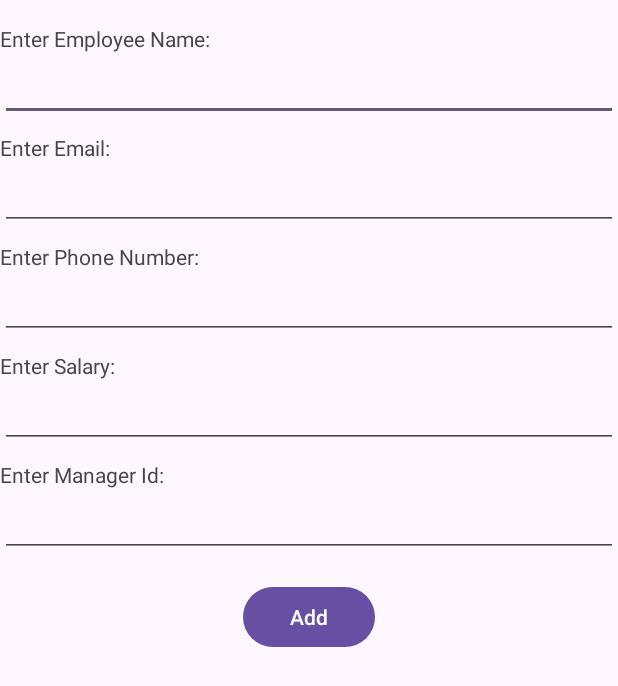
After one commit to strawberryeleven/eVMS, an Android app: the managerAddEmployee screen opened directly, with no data from a screen before it, on a phone screen of 412 x 824 dp. The commit adds this screen. Shown: the top 686 px of the screen. Run offline under Robolectric (Android 15) with nearby library versions, the phone set to English and light mode, and no system bars; our stand-ins replace Firebase (no records; nobody signed in at launch, a user with empty details on screens opened directly).

Commit message:
add new employee

```diff
--- a/app/src/main/AndroidManifest.xml
+++ b/app/src/main/AndroidManifest.xml
@@ -14,6 +14,9 @@
         android:supportsRtl="true"
         android:theme="@style/Theme.EVMS"
         tools:targetApi="31">
+        <activity
+            android:name=".managerAddEmployee"
+            android:exported="false" />
         <activity
             android:name=".EmployeeHomepage"
             android:exported="false" />
@@ -49,5 +52,4 @@
         </activity>
     </application>
 
-
 </manifest>
--- /dev/null
+++ b/app/src/main/res/layout/activity_manager_add_employee.xml
@@ -0,0 +1,126 @@
+<?xml version="1.0" encoding="utf-8"?>
+<androidx.constraintlayout.widget.ConstraintLayout xmlns:android="http://schemas.android.com/apk/res/android"
+    xmlns:app="http://schemas.android.com/apk/res-auto"
+    xmlns:tools="http://schemas.android.com/tools"
+    android:id="@+id/main"
+    android:layout_width="match_parent"
+    android:layout_height="match_parent"
+    tools:context=".managerAddEmployee">
+
+    <!-- Employee Name -->
+    <TextView
+        android:id="@+id/textView9"
+        android:layout_width="0dp"
+        android:layout_height="wrap_content"
+        android:text="@string/enter_employee_name"
+        app:layout_constraintStart_toStartOf="parent"
+        app:layout_constraintEnd_toEndOf="parent"
+        app:layout_constraintTop_toTopOf="parent"
+        android:layout_marginTop="16dp"/>
+
+    <EditText
+        android:id="@+id/editTextTextPersonName"
+        android:layout_width="0dp"
+        android:layout_height="wrap_content"
+        android:ems="10"
+        android:inputType="text"
+        app:layout_constraintTop_toBottomOf="@+id/textView9"
+        app:layout_constraintStart_toStartOf="@+id/textView9"
+        app:layout_constraintEnd_toEndOf="@+id/textView9" />
+
+    <!-- Email -->
+    <TextView
+        android:id="@+id/textView14"
+        android:layout_width="0dp"
+        android:layout_height="wrap_content"
+        android:text="@string/enter_email"
+        app:layout_constraintTop_toBottomOf="@+id/editTextTextPersonName"
+        app:layout_constraintStart_toStartOf="parent"
+        app:layout_constraintEnd_toEndOf="parent"
+        android:layout_marginTop="8dp"/>
+
+    <EditText
+        android:id="@+id/editTextTextEmailAddress"
+        android:layout_width="0dp"
+        android:layout_height="wrap_content"
+        android:ems="10"
+        android:inputType="textEmailAddress"
+        app:layout_constraintTop_toBottomOf="@+id/textView14"
+        app:layout_constraintStart_toStartOf="@+id/textView14"
+        app:layout_constraintEnd_toEndOf="@+id/textView14" />
+
+    <!-- Phone Number -->
+    <TextView
+        android:id="@+id/textView15"
+        android:layout_width="0dp"
+        android:layout_height="wrap_content"
+        android:text="@string/enter_phone_number"
+        app:layout_constraintTop_toBottomOf="@+id/editTextTextEmailAddress"
+        app:layout_constraintStart_toStartOf="parent"
+        app:layout_constraintEnd_toEndOf="parent"
+        android:layout_marginTop="8dp"/>
+
+    <EditText
+        android:id="@+id/editTextPhone"
+        android:layout_width="0dp"
+        android:layout_height="wrap_content"
+        android:ems="10"
+        android:inputType="phone"
+        app:layout_constraintTop_toBottomOf="@+id/textView15"
+        app:layout_constraintStart_toStartOf="@+id/textView15"
+        app:layout_constraintEnd_toEndOf="@+id/textView15" />
+
+    <!-- Salary -->
+    <TextView
+        android:id="@+id/textView16"
+        android:layout_width="0dp"
+        android:layout_height="wrap_content"
+        android:text="@string/enter_salary"
+        app:layout_constraintTop_toBottomOf="@+id/editTextPhone"
+        app:layout_constraintStart_toStartOf="parent"
+        app:layout_constraintEnd_toEndOf="parent"
+        android:layout_marginTop="8dp"/>
+
+    <EditText
+        android:id="@+id/editTextNumber"
+        android:layout_width="0dp"
+        android:layout_height="wrap_content"
+        android:ems="10"
+        android:inputType="number"
+        app:layout_constraintTop_toBottomOf="@+id/textView16"
+        app:layout_constraintStart_toStartOf="@+id/textView16"
+        app:layout_constraintEnd_toEndOf="@+id/textView16" />
+
+    <!-- Manager ID -->
+    <TextView
+        android:id="@+id/textView17"
+        android:layout_width="0dp"
+        android:layout_height="wrap_content"
+        android:text="@string/enter_manager_id"
+        app:layout_constraintTop_toBottomOf="@+id/editTextNumber"
+        app:layout_constraintStart_toStartOf="parent"
+        app:layout_constraintEnd_toEndOf="parent"
+        android:layout_marginTop="8dp"/>
+
+    <EditText
+        android:id="@+id/editTextManagerId"
+        android:layout_width="0dp"
+        android:layout_height="wrap_content"
+        android:ems="10"
+        android:inputType="text"
+        app:layout_constraintTop_toBottomOf="@+id/textView17"
+        app:layout_constraintStart_toStartOf="@+id/textView17"
+        app:layout_constraintEnd_toEndOf="@+id/textView17" />
+
+    <!-- Add Button -->
+    <Button
+        android:id="@+id/btn_AddEmployee"
+        android:layout_width="wrap_content"
+        android:layout_height="wrap_content"
+        android:text="@string/add"
+        app:layout_constraintTop_toBottomOf="@+id/editTextManagerId"
+        app:layout_constraintStart_toStartOf="parent"
+        app:layout_constraintEnd_toEndOf="parent"
+        android:layout_marginTop="16dp"/>
+
+</androidx.constraintlayout.widget.ConstraintLayout>
--- a/app/src/main/res/values/strings.xml
+++ b/app/src/main/res/values/strings.xml
@@ -10,4 +10,9 @@
     <string name="login">LogIn</string>
     <string name="enter_manager_id">Enter Manager Id:</string>
     <string name="enter_employee_id">Enter Employee ID:</string>
+    <string name="enter_employee_name">Enter Employee Name:</string>
+    <string name="enter_email">Enter Email:</string>
+    <string name="enter_phone_number">Enter Phone Number:</string>
+    <string name="enter_salary">Enter Salary:</string>
+    <string name="add">Add</string>
 </resources>
```
Also changed, not shown: app/src/main/java/com/example/evms/ManagerHomepage.java (+16 -0 lines), app/src/main/java/com/example/evms/managerAddEmployee.java (added, +143 -0 lines), app/src/main/res/layout/activity_manager_homepage.xml (+6 -5 lines), app/src/main/java/com/example/evms/EmployeeHomepage.java (line endings or trailing spaces).
